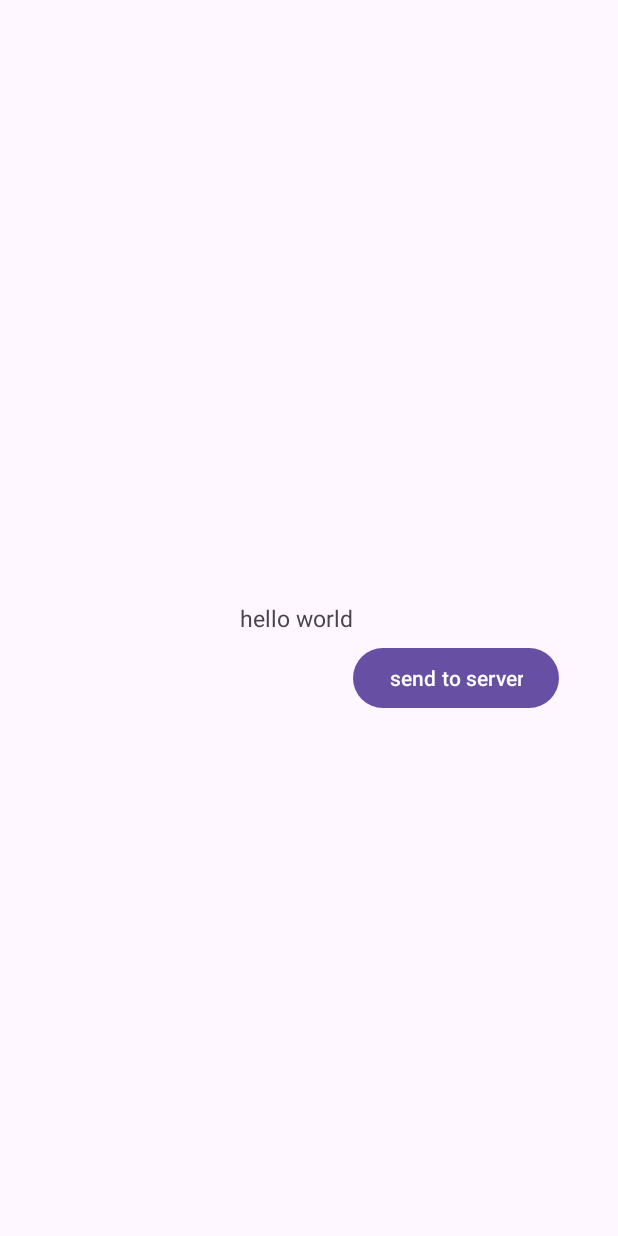
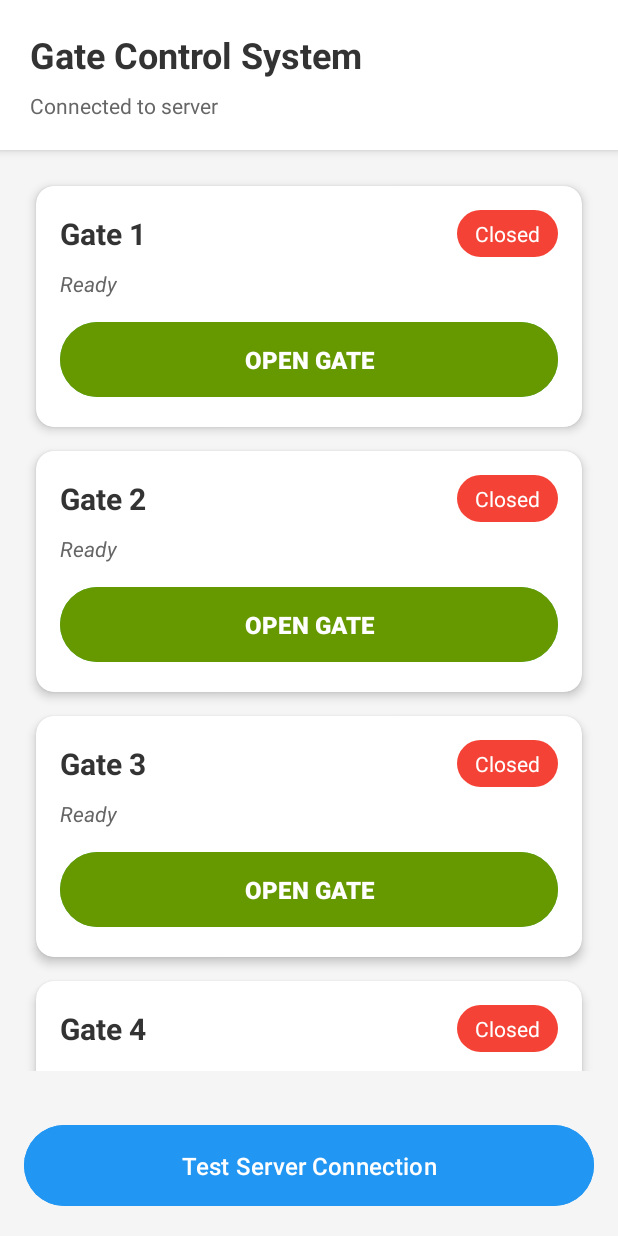
Before and after one commit to Fzlegendary/MainProjApp, an Android app: the screen it shows after launch (HomeActivity), on a phone screen of 412 x 824 dp. Run offline under Robolectric (Android 15) with nearby library versions, the phone set to English and light mode, and no system bars; our stand-ins replace Firebase (no records; nobody signed in at launch, a user with empty details on screens opened directly).

Commit message:
need to fix the listener so it changes the UI accordingly

```diff
--- /dev/null
+++ b/app/src/main/java/com/example/mainproj/Gate.java
@@ -0,0 +1,38 @@
+package com.example.mainproj;
+
+public class Gate {
+
+    private String gateNumber;
+    private String state;
+    private String actionStatus;
+
+    public Gate(String gateNumber, String state, String actionStatus) {
+        this.gateNumber = gateNumber;
+        this.state = state;
+        this.actionStatus = actionStatus;
+    }
+
+    public String getGateNumber() {
+        return gateNumber;
+    }
+
+    public String getState() {
+        return state;
+    }
+
+    public String getActionStatus() {
+        return actionStatus;
+    }
+
+    public void setState(String state) {
+        this.state = state;
+    }
+
+    public void setActionStatus(String actionStatus) {
+        this.actionStatus = actionStatus;
+    }
+
+    public boolean isOpen() {
+        return "open".equalsIgnoreCase(state);
+    }
+}
--- /dev/null
+++ b/app/src/main/java/com/example/mainproj/GateAdapter.java
@@ -0,0 +1,91 @@
+package com.example.mainproj;
+
+import android.graphics.Color;
+import android.view.LayoutInflater;
+import android.view.View;
+import android.view.ViewGroup;
+import android.widget.Button;
+import android.widget.TextView;
+
+import androidx.annotation.NonNull;
+import androidx.core.content.ContextCompat;
+import androidx.recyclerview.widget.RecyclerView;
+
+import java.util.List;
+
+public class GateAdapter extends RecyclerView.Adapter<GateAdapter.GateViewHolder> {
+
+    public interface OnGateClickListener {
+        void onGateToggle(Gate gate, int position);
+    }
+
+    private final List<Gate> gates;
+    private final OnGateClickListener listener;
+
+    public GateAdapter(List<Gate> gates, OnGateClickListener listener) {
+        this.gates = gates;
+        this.listener = listener;
+    }
+
+    @NonNull
+    @Override
+    public GateViewHolder onCreateViewHolder(@NonNull ViewGroup parent, int viewType) {
+        View view = LayoutInflater.from(parent.getContext())
+                .inflate(R.layout.item_gate, parent, false);
+        return new GateViewHolder(view);
+    }
+
+    @Override
+    public void onBindViewHolder(@NonNull GateViewHolder holder, int position) {
+        Gate gate = gates.get(position);
+
+        holder.tvGateNumber.setText(gate.getGateNumber());
+        holder.tvActionStatus.setText(gate.getActionStatus());
+
+        // Status badge
+        if (gate.isOpen()) {
+            holder.tvGateStatus.setText("Open");
+            holder.tvGateStatus.setBackgroundResource(R.drawable.status_badge_open);
+            holder.btnToggleGate.setText("CLOSE GATE");
+            holder.btnToggleGate.setBackgroundTintList(
+                    ContextCompat.getColorStateList(holder.itemView.getContext(), android.R.color.holo_red_dark)
+            );
+        } else {
+            holder.tvGateStatus.setText("Closed");
+            holder.tvGateStatus.setBackgroundResource(R.drawable.status_badge_closed);
+            holder.btnToggleGate.setText("OPEN GATE");
+            holder.btnToggleGate.setBackgroundTintList(
+                    ContextCompat.getColorStateList(holder.itemView.getContext(), android.R.color.holo_green_dark)
+            );
+        }
+
+        // Disable button if busy
+        boolean busy = gate.getActionStatus().contains("Opening") || gate.getActionStatus().contains("Closing");
+        holder.btnToggleGate.setEnabled(!busy);
+
+        holder.btnToggleGate.setOnClickListener(v -> listener.onGateToggle(gate, position));
+    }
+
+    @Override
+    public int getItemCount() {
+        return gates.size();
+    }
+
+    public void updateGate(int position, Gate gate) {
+        gates.set(position, gate);
+        notifyItemChanged(position);
+    }
+
+    static class GateViewHolder extends RecyclerView.ViewHolder {
+        TextView tvGateNumber, tvGateStatus, tvActionStatus;
+        Button btnToggleGate;
+
+        public GateViewHolder(@NonNull View itemView) {
+            super(itemView);
+            tvGateNumber = itemView.findViewById(R.id.tvGateNumber);
+            tvGateStatus = itemView.findViewById(R.id.tvGateStatus);
+            tvActionStatus = itemView.findViewById(R.id.tvActionStatus);
+            btnToggleGate = itemView.findViewById(R.id.btnToggleGate);
+        }
+    }
+}
--- a/app/src/main/java/com/example/mainproj/HomeActivity.java
+++ b/app/src/main/java/com/example/mainproj/HomeActivity.java
@@ -1,19 +1,26 @@
 package com.example.mainproj;
 
 import android.os.Bundle;
+import android.os.Handler;
 import android.util.Log;
-import android.widget.Button;
-import android.widget.TextView;
 import android.widget.Toast;
 
-import androidx.activity.EdgeToEdge;
 import androidx.annotation.NonNull;
 import androidx.appcompat.app.AppCompatActivity;
-import androidx.core.graphics.Insets;
-import androidx.core.view.ViewCompat;
-import androidx.core.view.WindowInsetsCompat;
+import androidx.recyclerview.widget.LinearLayoutManager;
+import androidx.recyclerview.widget.RecyclerView;
+
+import com.google.firebase.database.ChildEventListener;
+import com.google.firebase.database.DataSnapshot;
+import com.google.firebase.database.DatabaseError;
+import com.google.firebase.database.DatabaseReference;
+import com.google.firebase.database.FirebaseDatabase;
 
 import java.io.IOException;
+import java.util.ArrayList;
+import java.util.HashMap;
+import java.util.List;
+import java.util.Map;
 
 import okhttp3.Call;
 import okhttp3.Callback;
@@ -23,73 +30,156 @@ import okhttp3.Request;
 import okhttp3.RequestBody;
 import okhttp3.Response;
 
-public class HomeActivity extends AppCompatActivity {
+public class HomeActivity extends AppCompatActivity implements GateAdapter.OnGateClickListener {
 
-    private OkHttpClient client;
-    private Button btnSend;
-    private TextView textViewResponse;
+    private final OkHttpClient client = new OkHttpClient();
+    private final List<Gate> gateList = new ArrayList<>();
+    private GateAdapter adapter;
+    private DatabaseReference gatesRef;
+    private final Handler handler = new Handler();
 
     @Override
     protected void onCreate(Bundle savedInstanceState) {
         super.onCreate(savedInstanceState);
-        EdgeToEdge.enable(this);
         setContentView(R.layout.activity_home);
 
-        ViewCompat.setOnApplyWindowInsetsListener(findViewById(R.id.main), (v, insets) -> {
-            Insets systemBars = insets.getInsets(WindowInsetsCompat.Type.systemBars());
-            v.setPadding(systemBars.left, systemBars.top, systemBars.right, systemBars.bottom);
-            return insets;
-        });
+        RecyclerView recyclerView = findViewById(R.id.recyclerViewGates);
+        recyclerView.setLayoutManager(new LinearLayoutManager(this));
 
-        client = new OkHttpClient();
-        btnSend = findViewById(R.id.sendToServer);
-        textViewResponse = findViewById(R.id.textview);
+        // Initialize 4 gates
+        for (int i = 1; i <= 4; i++) {
+            gateList.add(new Gate("Gate " + i, "closed", "Ready"));
+        }
 
-        btnSend.setOnClickListener(v -> sendToServer("Alice"));
+        adapter = new GateAdapter(gateList, this);
+        recyclerView.setAdapter(adapter);
+
+        // Correct Europe-west1 Firebase URL
+        gatesRef = FirebaseDatabase.getInstance(
+                "https://mainproj-5e50a-default-rtdb.europe-west1.firebasedatabase.app"
+        ).getReference("gates");
+
+        // Force reconnect
+        FirebaseDatabase.getInstance().goOffline();
+        FirebaseDatabase.getInstance(
+                "https://mainproj-5e50a-default-rtdb.europe-west1.firebasedatabase.app"
+        ).goOnline();
+
+        ensureFirebaseNodes();
     }
 
-    private void sendToServer(String name) {
-        String json = "{\"name\":\"" + name + "\"}";
-        Log.d("prog", "Sending JSON: " + json);
+    /** Ensure Firebase has initial data */
+    private void ensureFirebaseNodes() {
+        gatesRef.get().addOnCompleteListener(task -> {
+            if (task.isSuccessful()) {
+                for (int i = 0; i < gateList.size(); i++) {
+                    String key = "gate" + (i + 1);
+                    if (!task.getResult().hasChild(key)) {
+                        Map<String, Object> data = new HashMap<>();
+                        data.put("state", "closed");
+                        data.put("actionStatus", "Ready");
+                        gatesRef.child(key).setValue(data);
+                    }
+                }
+                attachFirebaseListeners();
+            } else {
+                Log.e("FirebaseInit", "Failed to get initial data: " + task.getException());
+            }
+        });
+    }
 
-        RequestBody body = RequestBody.create(json, MediaType.get("application/json; charset=utf-8"));
+    /** Attach optimized Firebase listeners using ChildEventListener */
+    private void attachFirebaseListeners() {
+        for (int i = 0; i < gateList.size(); i++) {
+            int index = i;
+            String key = "gate" + (i + 1);
 
-        // For REAL DEVICE with adb reverse: use 127.0.0.1
-        // For EMULATOR: use 10.0.2.2
+            gatesRef.child(key).addChildEventListener(new ChildEventListener() {
+                @Override
+                public void onChildAdded(@NonNull DataSnapshot snapshot, String previousChildName) { }
+
+                @Override
+                public void onChildChanged(@NonNull DataSnapshot snapshot, String previousChildName) {
+                    Gate gate = gateList.get(index);
+                    String childKey = snapshot.getKey();
+                    String value = snapshot.getValue(String.class);
+                    boolean changed = false;
+
+                    if (childKey == null || value == null) return;
+
+                    if (childKey.equals("state") && !value.equalsIgnoreCase(gate.getState())) {
+                        gate.setState(value);
+                        changed = true;
+                    }
+                    if (childKey.equals("actionStatus") && !value.equals(gate.getActionStatus())) {
+                        gate.setActionStatus(value);
+                        changed = true;
+                    }
+
+                    if (changed) {
+                        runOnUiThread(() -> adapter.updateGate(index, gate));
+                        Log.d("FirebaseListener", "Gate " + gate.getGateNumber() +
+                                " updated: state=" + gate.getState() +
+                                " actionStatus=" + gate.getActionStatus());
+                    }
+                }
+
+                @Override
+                public void onChildRemoved(@NonNull DataSnapshot snapshot) { }
+
+                @Override
+                public void onChildMoved(@NonNull DataSnapshot snapshot, String previousChildName) { }
+
+                @Override
+                public void onCancelled(@NonNull DatabaseError error) {
+                    Log.e("FirebaseListener", "Error: " + error.getMessage());
+                }
+            });
+        }
+    }
+
+    /** Handle gate button click */
+    @Override
+    public void onGateToggle(Gate gate, int position) {
+        boolean opening = !gate.isOpen();
+        String optimisticStatus = opening ? "Opening..." : "Closing...";
+        String targetState = opening ? "open" : "closed";
+
+        // Immediate UI feedback
+        gate.setActionStatus(optimisticStatus);
+        adapter.updateGate(position, gate);
+
+        sendCommand(gate.getGateNumber(), targetState);
+        Log.d("GateToggle", "User clicked gate " + gate.getGateNumber() +
+                ", optimisticStatus=" + optimisticStatus);
+    }
+
+    /** Send command to server */
+    private void sendCommand(String gateNumber, String state) {
+        String json = "{\"gate\":\"" + gateNumber + "\",\"state\":\"" + state + "\"}";
+
         Request request = new Request.Builder()
-                .url("http://127.0.0.1:8080/greet")
-                .post(body)
+                .url("http://127.0.0.1:8080/gate/control")
+                .post(RequestBody.create(json, MediaType.get("application/json; charset=utf-8")))
                 .build();
-
-        Log.d("prog", "Sending to: " + request.url());
 
         client.newCall(request).enqueue(new Callback() {
             @Override
             public void onFailure(@NonNull Call call, @NonNull IOException e) {
-                Log.e("prog", "Request failed: " + e.getMessage(), e);
-                runOnUiThread(() ->
-                        Toast.makeText(HomeActivity.this, "Error: " + e.getMessage(), Toast.LENGTH_LONG).show()
-                );
+                runOnUiThread(() -> Toast.makeText(HomeActivity.this,
+                        "Server unreachable", Toast.LENGTH_SHORT).show());
+                Log.e("ServerCall", "Failure: " + e.getMessage());
             }
 
             @Override
-            public void onResponse(@NonNull Call call, @NonNull Response response) throws IOException {
-                Log.d("prog", "Response code: " + response.code());
-
+            public void onResponse(@NonNull Call call, @NonNull Response response) {
                 if (!response.isSuccessful()) {
-                    runOnUiThread(() ->
-                            Toast.makeText(HomeActivity.this, "Server error: " + response.code(), Toast.LENGTH_SHORT).show()
-                    );
-                    return;
+                    runOnUiThread(() -> Toast.makeText(HomeActivity.this,
+                            "Command rejected", Toast.LENGTH_SHORT).show());
+                    Log.e("ServerCall", "Rejected: " + response.code());
+                } else {
+                    Log.d("ServerCall", "Command accepted: " + gateNumber + " -> " + state);
                 }
-
-                final String responseBody = response.body().string();
-                Log.d("prog", "Success! Response: " + responseBody);
-
-                runOnUiThread(() -> {
-                    textViewResponse.setText(responseBody);
-                    Toast.makeText(HomeActivity.this, "Success!", Toast.LENGTH_SHORT).show();
-                });
             }
         });
     }
--- /dev/null
+++ b/app/src/main/res/drawable/status_badge_closed.xml
@@ -0,0 +1,6 @@
+<?xml version="1.0" encoding="utf-8"?>
+<shape xmlns:android="http://schemas.android.com/apk/res/android"
+    android:shape="rectangle">
+    <solid android:color="#F44336" />
+    <corners android:radius="20dp" />
+</shape>
--- /dev/null
+++ b/app/src/main/res/drawable/status_badge_open.xml
@@ -0,0 +1,6 @@
+<?xml version="1.0" encoding="utf-8"?>
+<shape xmlns:android="http://schemas.android.com/apk/res/android"
+    android:shape="rectangle">
+    <solid android:color="#4CAF50" />
+    <corners android:radius="20dp" />
+</shape>
--- /dev/null
+++ b/app/src/main/res/drawable/status_badge_processing.xml
@@ -0,0 +1,6 @@
+<?xml version="1.0" encoding="utf-8"?>
+<shape xmlns:android="http://schemas.android.com/apk/res/android"
+    android:shape="rectangle">
+    <solid android:color="#FF9800" />
+    <corners android:radius="20dp" />
+</shape>
--- a/app/src/main/res/layout/activity_home.xml
+++ b/app/src/main/res/layout/activity_home.xml
@@ -5,24 +5,58 @@
     android:id="@+id/main"
     android:layout_width="match_parent"
     android:layout_height="match_parent"
+    android:orientation="vertical"
+    android:background="#F5F5F5"
     tools:context=".HomeActivity">
 
-    <TextView
-        android:id="@+id/textview"
-        android:layout_width="wrap_content"
+    <!-- Header -->
+    <LinearLayout
+        android:layout_width="match_parent"
         android:layout_height="wrap_content"
-        android:text="hello world"
-        android:layout_gravity="center"
-        android:layout_marginStart="160dp"
-        android:textSize="15sp"
-        />
+        android:orientation="vertical"
+        android:background="@android:color/white"
+        android:elevation="4dp"
+        android:padding="20dp">
 
+        <TextView
+            android:layout_width="wrap_content"
+            android:layout_height="wrap_content"
+            android:text="Gate Control System"
+            android:textSize="24sp"
+            android:textStyle="bold"
+            android:textColor="#333333" />
+
+        <TextView
+            android:id="@+id/textview"
+            android:layout_width="wrap_content"
+            android:layout_height="wrap_content"
+            android:layout_marginTop="8dp"
+            android:text="Connected to server"
+            android:textSize="14sp"
+            android:textColor="#666666" />
+
+    </LinearLayout>
+
+    <!-- RecyclerView for Gates -->
+    <androidx.recyclerview.widget.RecyclerView
+        android:id="@+id/recyclerViewGates"
+        android:layout_width="match_parent"
+        android:layout_height="0dp"
+        android:layout_weight="1"
+        android:layout_margin="16dp"
+        android:clipToPadding="false"
+        android:paddingBottom="8dp" />
+
+    <!-- Test Button (Optional - can remove later) -->
     <Button
         android:id="@+id/sendToServer"
-        android:layout_width="wrap_content"
+        android:layout_width="match_parent"
         android:layout_height="wrap_content"
-        android:layout_gravity="center"
-        android:layout_marginTop="40dp"
-        android:text="send to server" />
+        android:layout_margin="16dp"
+        android:backgroundTint="#2196F3"
+        android:padding="16dp"
+        android:text="Test Server Connection"
+        android:textColor="@android:color/white"
+        android:textSize="16sp" />
 
 </LinearLayout>
--- /dev/null
+++ b/app/src/main/res/layout/item_gate.xml
@@ -0,0 +1,77 @@
+<?xml version="1.0" encoding="utf-8"?>
+<androidx.cardview.widget.CardView xmlns:android="http://schemas.android.com/apk/res/android"
+    xmlns:app="http://schemas.android.com/apk/res-auto"
+    android:layout_width="match_parent"
+    android:layout_height="wrap_content"
+    android:layout_margin="8dp"
+    app:cardCornerRadius="12dp"
+    app:cardElevation="4dp"
+    android:backgroundTint="@android:color/white">
+
+    <LinearLayout
+        android:layout_width="match_parent"
+        android:layout_height="wrap_content"
+        android:orientation="vertical"
+        android:padding="16dp">
+
+        <!-- Gate Number and Status Row -->
+        <LinearLayout
+            android:layout_width="match_parent"
+            android:layout_height="wrap_content"
+            android:orientation="horizontal"
+            android:gravity="center_vertical">
+
+            <!-- Gate Number -->
+            <TextView
+                android:id="@+id/tvGateNumber"
+                android:layout_width="0dp"
+                android:layout_height="wrap_content"
+                android:layout_weight="1"
+                android:text="Gate 1"
+                android:textSize="20sp"
+                android:textStyle="bold"
+                android:textColor="#333333" />
+
+            <!-- Status Badge -->
+            <TextView
+                android:id="@+id/tvGateStatus"
+                android:layout_width="wrap_content"
+                android:layout_height="wrap_content"
+                android:text="Closed"
+                android:textSize="14sp"
+                android:textColor="@android:color/white"
+                android:background="@drawable/status_badge_closed"
+                android:paddingStart="12dp"
+                android:paddingEnd="12dp"
+                android:paddingTop="6dp"
+                android:paddingBottom="6dp" />
+
+        </LinearLayout>
+
+        <!-- Action Status (Opening... / Closing...) -->
+        <TextView
+            android:id="@+id/tvActionStatus"
+            android:layout_width="wrap_content"
+            android:layout_height="wrap_content"
+            android:layout_marginTop="8dp"
+            android:text="Ready"
+            android:textSize="14sp"
+            android:textColor="#666666"
+            android:textStyle="italic" />
+
+        <!-- Control Button -->
+        <Button
+            android:id="@+id/btnToggleGate"
+            android:layout_width="match_parent"
+            android:layout_height="wrap_content"
+            android:layout_marginTop="12dp"
+            android:text="OPEN GATE"
+            android:textSize="16sp"
+            android:textStyle="bold"
+            android:backgroundTint="#4CAF50"
+            android:padding="14dp"
+            android:textColor="@android:color/white" />
+
+    </LinearLayout>
+
+</androidx.cardview.widget.CardView>
```
Also changed, not shown: app/build.gradle.kts (+6 -4 lines).
